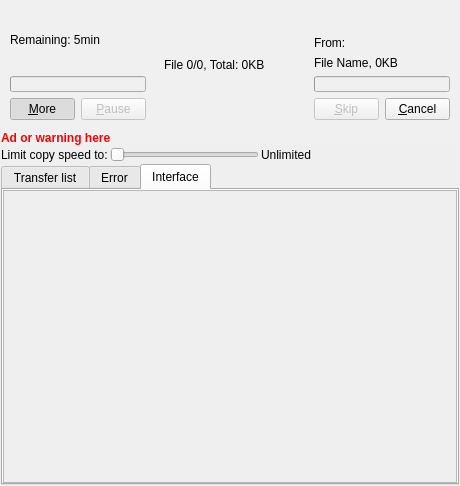
This is plugins/Themes/Oxygen2/interface.ui in alphaonex86/Ultracopier as Qt 5 draws it before an edit. The edited form follows.
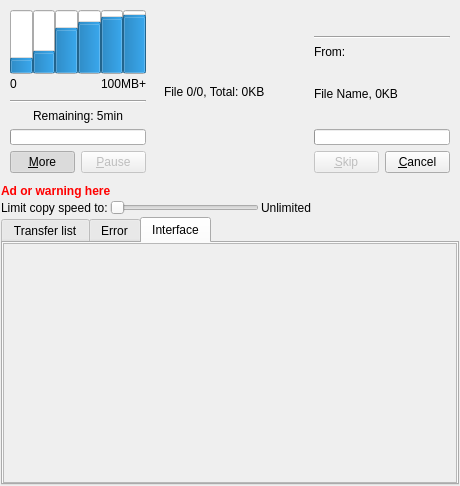
This is the edited form. The open tabs and pages were chosen to show the change. Icons and pictures are not drawn.

Patch:
```diff
--- a/plugins/Themes/Oxygen2/interface.ui
+++ b/plugins/Themes/Oxygen2/interface.ui
@@ -47,9 +47,6 @@
        <height>100</height>
       </size>
      </property>
-     <property name="styleSheet">
-      <string notr="true">background-color: rgb(240, 240, 240);</string>
-     </property>
      <layout class="QHBoxLayout" name="horizontalLayout_3">
       <property name="spacing">
        <number>0</number>
@@ -68,18 +65,196 @@
       </property>
       <item>
        <widget class="QFrame" name="frameLeft">
+        <property name="sizePolicy">
+         <sizepolicy hsizetype="Preferred" vsizetype="Minimum">
+          <horstretch>0</horstretch>
+          <verstretch>0</verstretch>
+         </sizepolicy>
+        </property>
         <property name="minimumSize">
          <size>
           <width>150</width>
           <height>100</height>
          </size>
         </property>
-        <layout class="QVBoxLayout" name="verticalLayoutLeft">
+        <layout class="QVBoxLayout" name="verticalLayout_4">
+         <item>
+          <layout class="QVBoxLayout" name="verticalLayout_2">
+           <property name="spacing">
+            <number>0</number>
+           </property>
+           <item>
+            <layout class="QHBoxLayout" name="horizontalLayout_7">
+             <item>
+              <widget class="QProgressBar" name="progressBar">
+               <property name="sizePolicy">
+                <sizepolicy hsizetype="MinimumExpanding" vsizetype="MinimumExpanding">
+                 <horstretch>0</horstretch>
+                 <verstretch>0</verstretch>
+                </sizepolicy>
+               </property>
+               <property name="value">
+                <number>20</number>
+               </property>
+               <property name="textVisible">
+                <bool>false</bool>
+               </property>
+               <property name="orientation">
+                <enum>Qt::Vertical</enum>
+               </property>
+              </widget>
+             </item>
+             <item>
+              <widget class="QProgressBar" name="progressBar_2">
+               <property name="sizePolicy">
+                <sizepolicy hsizetype="MinimumExpanding" vsizetype="MinimumExpanding">
+                 <horstretch>0</horstretch>
+                 <verstretch>0</verstretch>
+                </sizepolicy>
+               </property>
+               <property name="value">
+                <number>30</number>
+               </property>
+               <property name="textVisible">
+                <bool>false</bool>
+               </property>
+               <property name="orientation">
+                <enum>Qt::Vertical</enum>
+               </property>
+              </widget>
+             </item>
+             <item>
+              <widget class="QProgressBar" name="progressBar_3">
+               <property name="sizePolicy">
+                <sizepolicy hsizetype="MinimumExpanding" vsizetype="MinimumExpanding">
+                 <horstretch>0</horstretch>
+                 <verstretch>0</verstretch>
+                </sizepolicy>
+               </property>
+               <property name="value">
+                <number>66</number>
+               </property>
+               <property name="textVisible">
+                <bool>false</bool>
+               </property>
+               <property name="orientation">
+                <enum>Qt::Vertical</enum>
+               </property>
+              </widget>
+             </item>
+             <item>
+              <widget class="QProgressBar" name="progressBar_4">
+               <property name="sizePolicy">
+                <sizepolicy hsizetype="MinimumExpanding" vsizetype="MinimumExpanding">
+                 <horstretch>0</horstretch>
+                 <verstretch>0</verstretch>
+                </sizepolicy>
+               </property>
+               <property name="value">
+                <number>75</number>
+               </property>
+               <property name="textVisible">
+                <bool>false</bool>
+               </property>
+               <property name="orientation">
+                <enum>Qt::Vertical</enum>
+               </property>
+              </widget>
+             </item>
+             <item>
+              <widget class="QProgressBar" name="progressBar_5">
+               <property name="sizePolicy">
+                <sizepolicy hsizetype="MinimumExpanding" vsizetype="MinimumExpanding">
+                 <horstretch>0</horstretch>
+                 <verstretch>0</verstretch>
+                </sizepolicy>
+               </property>
+               <property name="value">
+                <number>84</number>
+               </property>
+               <property name="textVisible">
+                <bool>false</bool>
+               </property>
+               <property name="orientation">
+                <enum>Qt::Vertical</enum>
+               </property>
+              </widget>
+             </item>
+             <item>
+              <widget class="QProgressBar" name="progressBar_6">
+               <property name="sizePolicy">
+                <sizepolicy hsizetype="MinimumExpanding" vsizetype="MinimumExpanding">
+                 <horstretch>0</horstretch>
+                 <verstretch>0</verstretch>
+                </sizepolicy>
+               </property>
+               <property name="value">
+                <number>87</number>
+               </property>
+               <property name="textVisible">
+                <bool>false</bool>
+               </property>
+               <property name="orientation">
+                <enum>Qt::Vertical</enum>
+               </property>
+              </widget>
+             </item>
+            </layout>
+           </item>
+           <item>
+            <layout class="QHBoxLayout" name="horizontalLayout_8">
+             <item>
+              <widget class="QLabel" name="label_2">
+               <property name="text">
+                <string>0</string>
+               </property>
+              </widget>
+             </item>
+             <item>
+              <spacer name="horizontalSpacer">
+               <property name="orientation">
+                <enum>Qt::Horizontal</enum>
+               </property>
+               <property name="sizeHint" stdset="0">
+                <size>
+                 <width>40</width>
+                 <height>20</height>
+                </size>
+               </property>
+              </spacer>
+             </item>
+             <item>
+              <widget class="QLabel" name="label_3">
+               <property name="text">
+                <string>100MB+</string>
+               </property>
+              </widget>
+             </item>
+            </layout>
+           </item>
+          </layout>
+         </item>
+         <item>
+          <widget class="Line" name="line">
+           <property name="orientation">
+            <enum>Qt::Horizontal</enum>
+           </property>
+          </widget>
+         </item>
          <item>
           <widget class="QLabel" name="labelTimeRemaining">
+           <property name="sizePolicy">
+            <sizepolicy hsizetype="Preferred" vsizetype="MinimumExpanding">
+             <horstretch>0</horstretch>
+             <verstretch>0</verstretch>
+            </sizepolicy>
+           </property>
            <property name="text">
             <string>Remaining: 5min</string>
            </property>
+           <property name="alignment">
+            <set>Qt::AlignCenter</set>
+           </property>
           </widget>
          </item>
          <item>
@@ -136,7 +311,7 @@
       <item>
        <widget class="QFrame" name="frameMiddle">
         <property name="sizePolicy">
-         <sizepolicy hsizetype="Expanding" vsizetype="Preferred">
+         <sizepolicy hsizetype="Expanding" vsizetype="Minimum">
           <horstretch>0</horstretch>
           <verstretch>0</verstretch>
          </sizepolicy>
@@ -166,6 +341,12 @@
       </item>
       <item>
        <widget class="QFrame" name="frameRight">
+        <property name="sizePolicy">
+         <sizepolicy hsizetype="Preferred" vsizetype="Minimum">
+          <horstretch>0</horstretch>
+          <verstretch>0</verstretch>
+         </sizepolicy>
+        </property>
         <property name="minimumSize">
          <size>
           <width>150</width>
@@ -174,25 +355,49 @@
         </property>
         <layout class="QVBoxLayout" name="verticalLayoutRight">
          <item>
-          <widget class="QToolButton" name="shutdown">
-           <property name="maximumSize">
-            <size>
-             <width>20</width>
-             <height>20</height>
-            </size>
-           </property>
-           <property name="toolTip">
-            <string>Close on transfer completion</string>
-           </property>
-           <property name="icon">
-            <iconset resource="interfaceResources.qrc">
-             <normaloff>:/Themes/Oxygen/resources/SystemTrayIcon/exit.png</normaloff>:/Themes/Oxygen/resources/SystemTrayIcon/exit.png</iconset>
-           </property>
-           <property name="checkable">
-            <bool>true</bool>
-           </property>
-           <property name="autoRaise">
-            <bool>true</bool>
+          <layout class="QHBoxLayout" name="horizontalLayout_9">
+           <item>
+            <spacer name="horizontalSpacer_2">
+             <property name="orientation">
+              <enum>Qt::Horizontal</enum>
+             </property>
+             <property name="sizeHint" stdset="0">
+              <size>
+               <width>40</width>
+               <height>20</height>
+              </size>
+             </property>
+            </spacer>
+           </item>
+           <item>
+            <widget class="QToolButton" name="shutdown">
+             <property name="maximumSize">
+              <size>
+               <width>20</width>
+               <height>20</height>
+              </size>
+             </property>
+             <property name="toolTip">
+              <string>Close on transfer completion</string>
+             </property>
+             <property name="icon">
+              <iconset resource="interfaceResources.qrc">
+               <normaloff>:/Themes/Oxygen/resources/SystemTrayIcon/exit.png</normaloff>:/Themes/Oxygen/resources/SystemTrayIcon/exit.png</iconset>
+             </property>
+             <property name="checkable">
+              <bool>true</bool>
+             </property>
+             <property name="autoRaise">
+              <bool>true</bool>
+             </property>
+            </widget>
+           </item>
+          </layout>
+         </item>
+         <item>
+          <widget class="Line" name="line_2">
+           <property name="orientation">
+            <enum>Qt::Horizontal</enum>
            </property>
           </widget>
          </item>
@@ -225,6 +430,12 @@
          </item>
          <item>
           <widget class="QLabel" name="current_file">
+           <property name="sizePolicy">
+            <sizepolicy hsizetype="Preferred" vsizetype="MinimumExpanding">
+             <horstretch>0</horstretch>
+             <verstretch>0</verstretch>
+            </sizepolicy>
+           </property>
            <property name="text">
             <string notr="true">File Name, 0KB</string>
            </property>
@@ -283,9 +494,6 @@
    </item>
    <item>
     <widget class="QLabel" name="ad_ultimate">
-     <property name="styleSheet">
-      <string notr="true">background-color: rgb(240, 240, 240);</string>
-     </property>
      <property name="text">
       <string>&lt;html&gt;&lt;head/&gt;&lt;body&gt;&lt;p&gt;&lt;span style=&quot; font-weight:600; color:#ff0000;&quot;&gt;Ad or warning here&lt;/span&gt;&lt;/p&gt;&lt;/body&gt;&lt;/html&gt;</string>
      </property>
@@ -786,7 +994,7 @@
             <x>0</x>
             <y>0</y>
             <width>446</width>
-            <height>262</height>
+            <height>223</height>
            </rect>
           </property>
          </widget>
```
